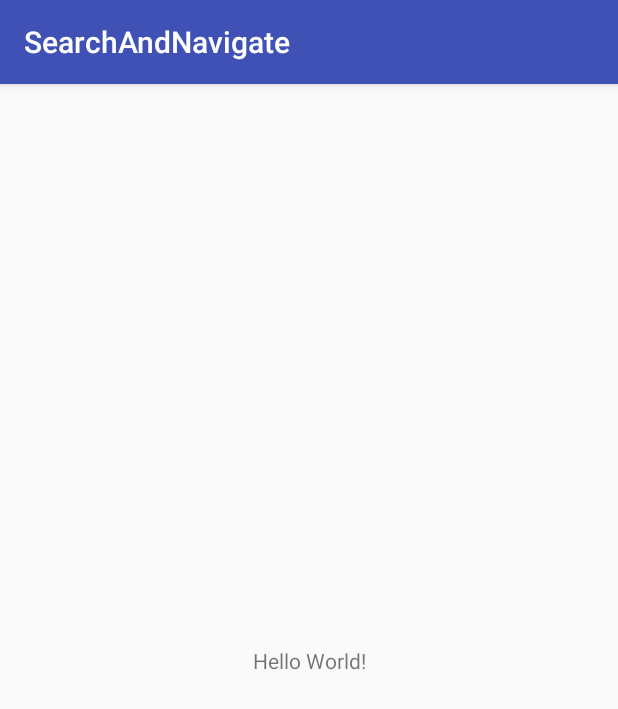
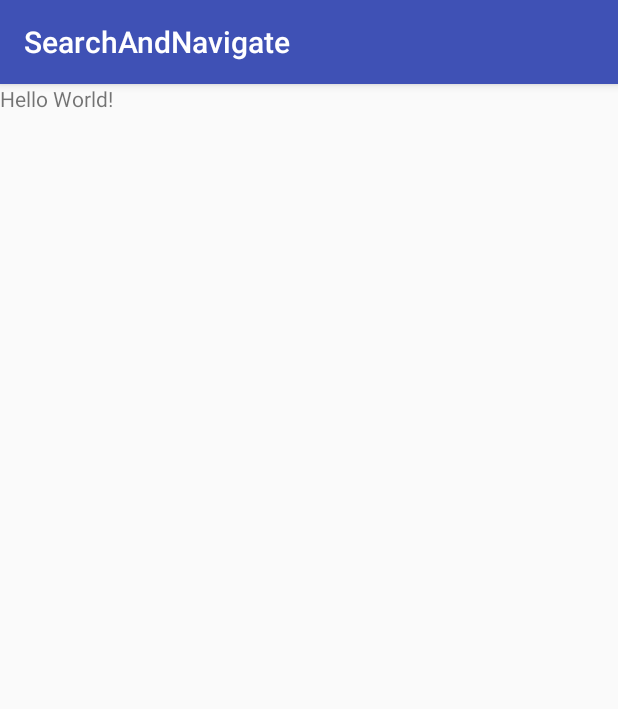
Before and after one commit to javaAndroidWarsaw/SearchAndNavigate, an Android app: the screen it shows after launch (LoginActivity), on a phone screen of 412 x 824 dp. Shown: the top 709 px of the screen. Run offline under Robolectric (Android 15) with nearby library versions, the phone set to English and light mode, and no system bars.

```diff
--- a/app/src/main/res/layout/activity_login.xml
+++ b/app/src/main/res/layout/activity_login.xml
@@ -1,6 +1,5 @@
 <?xml version="1.0" encoding="utf-8"?>
-<android.support.constraint.ConstraintLayout xmlns:android="http://schemas.android.com/apk/res/android"
-    xmlns:app="http://schemas.android.com/apk/res-auto"
+<FrameLayout xmlns:android="http://schemas.android.com/apk/res/android"
     xmlns:tools="http://schemas.android.com/tools"
     android:layout_width="match_parent"
     android:layout_height="match_parent"
@@ -9,10 +8,6 @@
     <TextView
         android:layout_width="wrap_content"
         android:layout_height="wrap_content"
-        android:text="Hello World!"
-        app:layout_constraintBottom_toBottomOf="parent"
-        app:layout_constraintLeft_toLeftOf="parent"
-        app:layout_constraintRight_toRightOf="parent"
-        app:layout_constraintTop_toTopOf="parent" />
+        android:text="Hello World!" />
 
-</android.support.constraint.ConstraintLayout>
+</FrameLayout>
```
Also changed, not shown: app/build.gradle (+8 -2 lines), app/src/main/java/com/softwareacademy/searchandnavigate/utils/shared_preferences/SharedPreferencesFacade.java (added, +11 -0 lines), build.gradle (+8 -2 lines).
